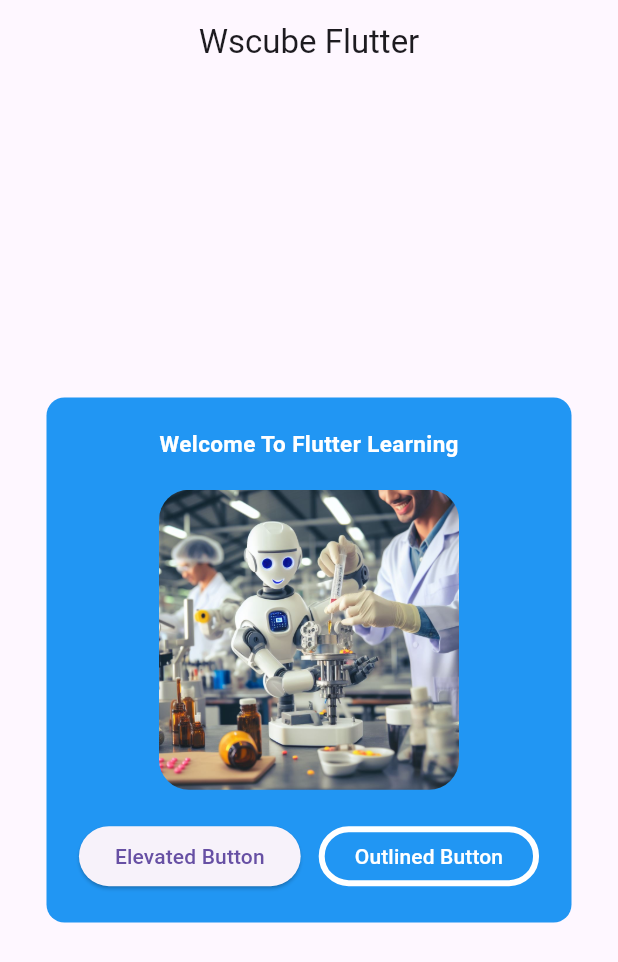
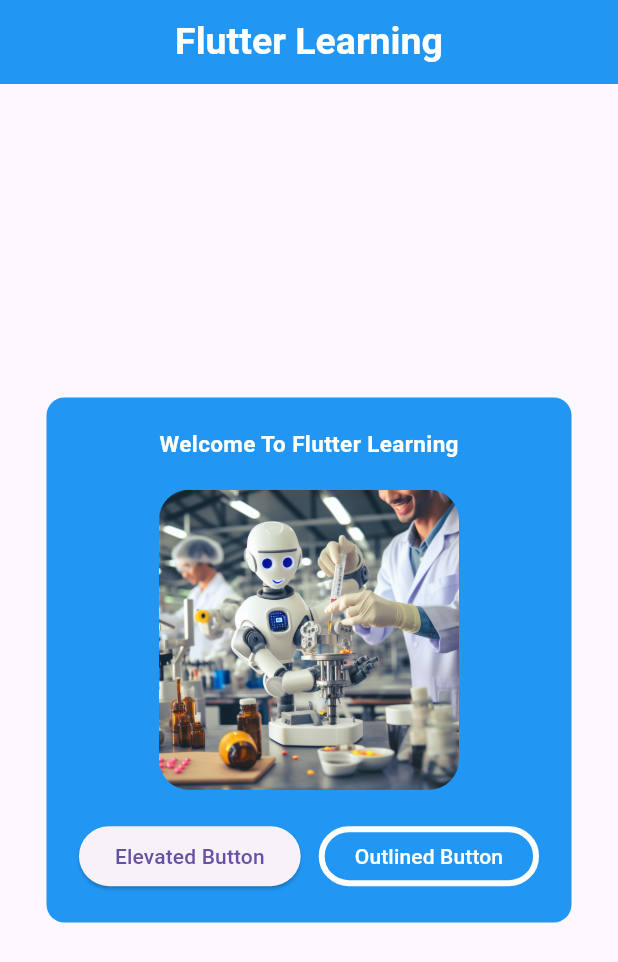
Before and after one commit to aryanpamwani-offical/Flutter-Google-Idx, a Flutter app: the screen it shows after launch, on a phone screen of 412 x 824 dp. Shown: the top 962 px of the screen. Run offline on Flutter 3.47's test engine with Material 3 defaults, Android fonts, the phone set to English and light mode, and no system bars.

Commit message:
Flutter Learning WsCube Day 2 - Appbar Editing

```diff
--- a/lib/pages/homepage.dart
+++ b/lib/pages/homepage.dart
@@ -13,8 +13,17 @@ class _HomePageState extends State<HomePage> {
     var color = Colors.blue.shade500;
     return Scaffold(
       appBar: AppBar(
-        title: const Text("Wscube Flutter"),
+        title: const Text(
+          "Flutter Learning",
+          style: TextStyle(
+            color: Colors.white,
+            fontSize: 25,
+            fontWeight: FontWeight.bold,
+
+            ),
+        ),
         centerTitle: true,
+        backgroundColor: color,
       ),
       body: Center(
         child: Container(
```
